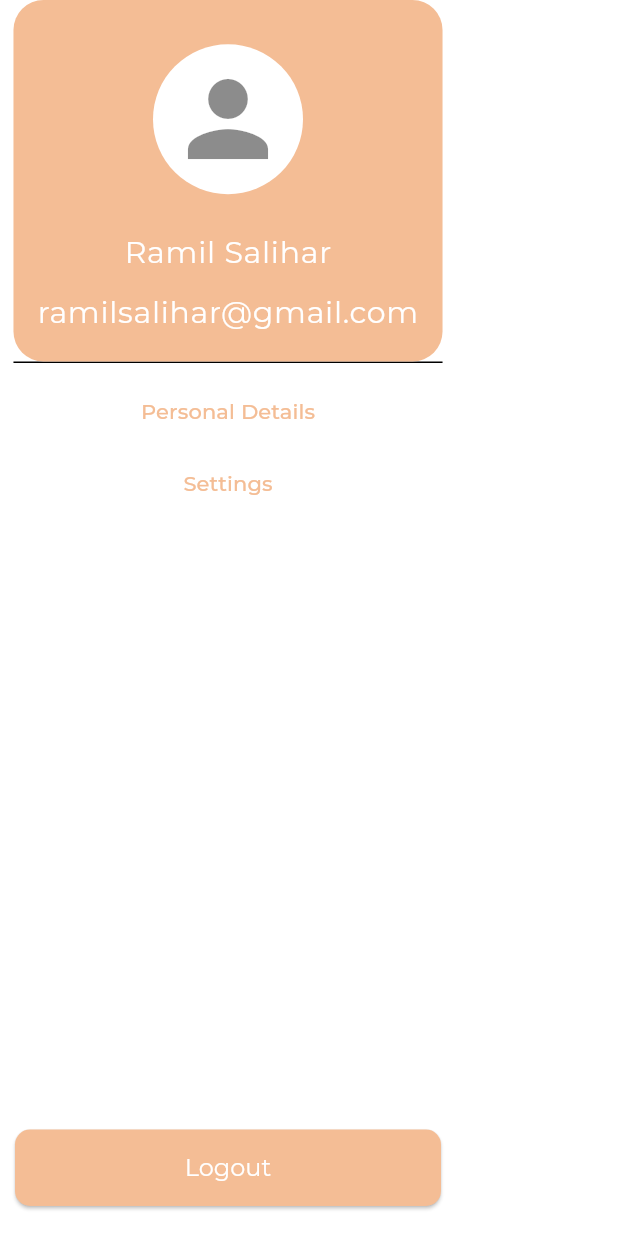
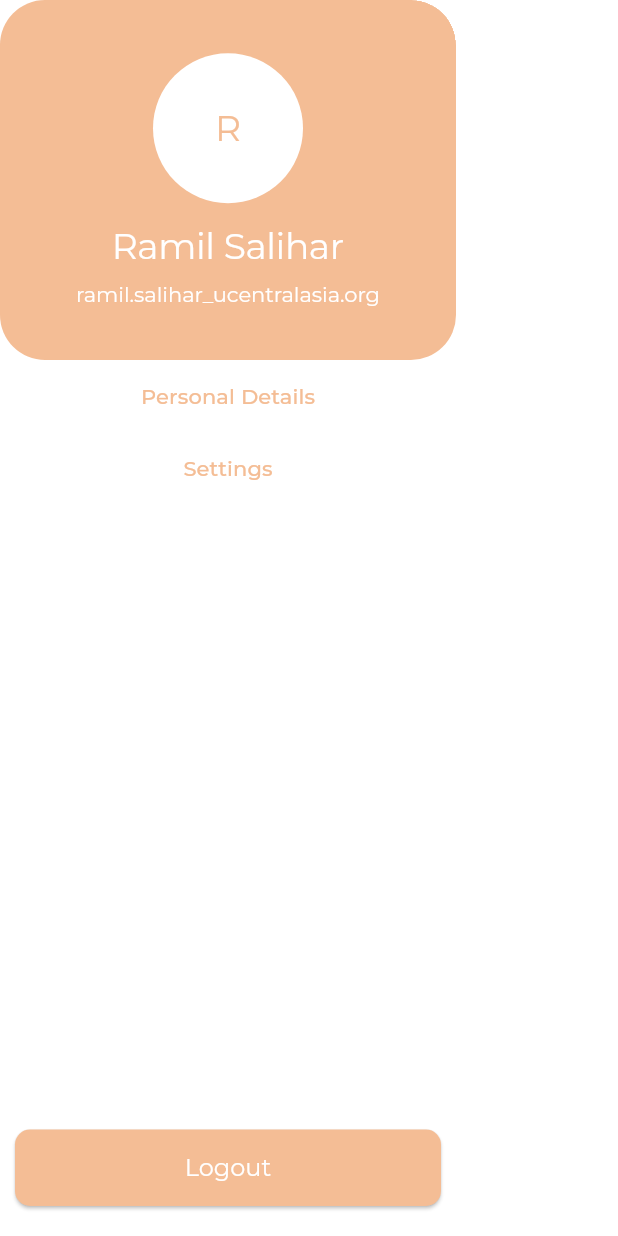
Before and after one commit to ramilsalihar/canteen, a Flutter app: the AppDrawer widget shown alone on an empty page, opened directly, on a phone screen of 412 x 824 dp. Run offline on Flutter 3.47's test engine with Material 3 defaults, Android fonts, the phone set to English and light mode, and no system bars; our stand-ins replace auto_route, bloc, cloud_firestore, dartz, equatable, firebase_auth and 9 more; accounts and stored records are empty; generated files the repository leaves out were written again.

Commit message:
updating app_drawer

```diff
--- a/lib/core/theme/dimens/dimens.dart
+++ b/lib/core/theme/dimens/dimens.dart
@@ -3,7 +3,7 @@ class Dimens {
 
   final double textDisplayMedium = 18;
 
-  final double textDisplaySmall = 10;
+  final double textDisplaySmall = 14;
 
   final double headlineLarge = 20;
 
--- a/lib/presentation/widgets/layout/profile_page.dart
+++ b/lib/presentation/pages/common_pages/profile_page.dart
@@ -1,5 +1,4 @@
 import 'package:auto_route/annotations.dart';
-import 'package:canteen/domain/models/user_model.dart';
 import 'package:canteen/presentation/widgets/cards/bill_card.dart';
 import 'package:canteen/presentation/widgets/user_widgets/balance_card.dart';
 import 'package:flutter/material.dart';
@@ -11,7 +10,7 @@ class ProfilePage extends StatelessWidget {
     required this.user,
   });
 
-  final UserModel user;
+  final dynamic user;
 
   @override
   Widget build(BuildContext context) {
--- a/lib/presentation/widgets/layout/app_drawer.dart
+++ b/lib/presentation/widgets/layout/app_drawer.dart
@@ -1,5 +1,7 @@
 import 'package:auto_route/auto_route.dart';
+import 'package:canteen/core/extensions/context_extension.dart';
 import 'package:canteen/core/routes/app_router.gr.dart';
+import 'package:canteen/data/models/user_model.dart';
 import 'package:canteen/presentation/bloc/auth_bloc/auth_bloc.dart';
 import 'package:canteen/presentation/widgets/buttons/app_button.dart';
 import 'package:flutter/material.dart';
@@ -13,67 +15,48 @@ class AppDrawer extends StatefulWidget {
 }
 
 class _AppDrawerState extends State<AppDrawer> {
+  dynamic user;
+
   @override
   Widget build(BuildContext context) {
+    return BlocBuilder<AuthBloc, AuthState>(
+      builder: (context, state) {
+        user = UserModel(
+          id: 'id',
+          name: 'Ramil',
+          surname: 'Salihar',
+          email: 'ramil.salihar_ucentralasia.org',
+          userType: 'userType',
+          phoneNumber: 'phoneNumber',
+          balance: 0,
+          purchases: [],
+        );
+        // if (state is AuthUserSuccessState) {
+        //   user = state.user;
+        // } else if (state is AuthAdminSuccessState) {
+        //   user = state.user;
+        // }
         return Drawer(
+          shape: RoundedRectangleBorder(
+            borderRadius: BorderRadius.only(
+              topRight: Radius.circular(context.dimens.borderRadius),
+              bottomRight: Radius.circular(context.dimens.borderRadius),
+            ),
+          ),
           child: Column(
             children: [
-          SizedBox(
-            height: 250,
-            child: DrawerHeader(
-              decoration: BoxDecoration(
-                color: Theme.of(context).primaryColor,
-                borderRadius: BorderRadius.circular(20),
-              ),
-              child: Column(
-                mainAxisSize: MainAxisSize.max,
-                children: [
-                  Expanded(
-                    child: Container(
-                        height: 100,
-                        width: 100,
-                        decoration: const BoxDecoration(
-                          color: Colors.white,
-                          shape: BoxShape.circle,
-                        ),
-                        child: const Icon(
-                          Icons.person,
-                          size: 80,
-                          color: Colors.black45,
-                        )),
-                  ),
-                  const SizedBox(height: 10),
-                  const Text(
-                    'Ramil Salihar',
-                    style: TextStyle(
-                      color: Colors.white,
-                      fontSize: 20,
-                    ),
-                  ),
-                  const SizedBox(height: 10),
-                  const Text(
-                    'ramilsalihar@gmail.com',
-                    style: TextStyle(
-                      color: Colors.white,
-                      fontSize: 20,
-                    ),
-                  ),
-                  const SizedBox(height: 10),
-                ],
-              ),
-            ),
+              _buildHeader(context, user),
+              TextButton(
+                onPressed: () {
+                  context.replaceRoute(ProfileRoute(user: user));
+                },
+                child: const Text('Personal Details'),
               ),
               TextButton(
                 onPressed: () {
                   print('Home');
                 },
-            child: Text('Personal Details'),
-          ),
-          TextButton(
-            onPressed: () {
-              print('Home');
-            },
-            child: Text('Settings'),
+                child: const Text('Settings'),
               ),
               const Spacer(),
               Padding(
@@ -96,5 +79,51 @@ class _AppDrawerState extends State<AppDrawer> {
             ],
           ),
         );
+      },
+    );
   }
 }
+
+Widget _buildHeader(BuildContext context, dynamic user) {
+  final theme = Theme.of(context);
+  return SizedBox(
+    height: 240,
+    child: Container(
+      decoration: BoxDecoration(
+        color: Theme.of(context).primaryColor,
+        borderRadius: BorderRadius.circular(context.dimens.borderRadius),
+      ),
+      child: Center(
+        child: Column(
+          mainAxisAlignment: MainAxisAlignment.center,
+          children: [
+            CircleAvatar(
+              radius: 50,
+              backgroundColor: Colors.white,
+              child: Text(
+                user.name[0],
+                style: theme.textTheme.displayLarge!.copyWith(
+                  color: Theme.of(context).primaryColor,
+                ),
+              ),
+            ),
+            const SizedBox(height: 15),
+            Text(
+              '${user.name} ${user.surname}',
+              style: theme.textTheme.displayLarge!.copyWith(
+                color: Colors.white,
+              ),
+            ),
+            const SizedBox(height: 10),
+            Text(
+              user.email,
+              style: theme.textTheme.displaySmall!.copyWith(
+                color: Colors.white,
+              ),
+            ),
+          ],
+        ),
+      ),
+    ),
+  );
+}
```
Also changed, not shown: lib/presentation/widgets/cards/product_card.dart (added, +25 -0 lines), lib/presentation/widgets/common_widgets/products_overview.dart (added, +20 -0 lines), lib/presentation/widgets/user_widgets/shop_content.dart (+12 -2 lines). Lines whose indentation alone changed are shown as unchanged.
